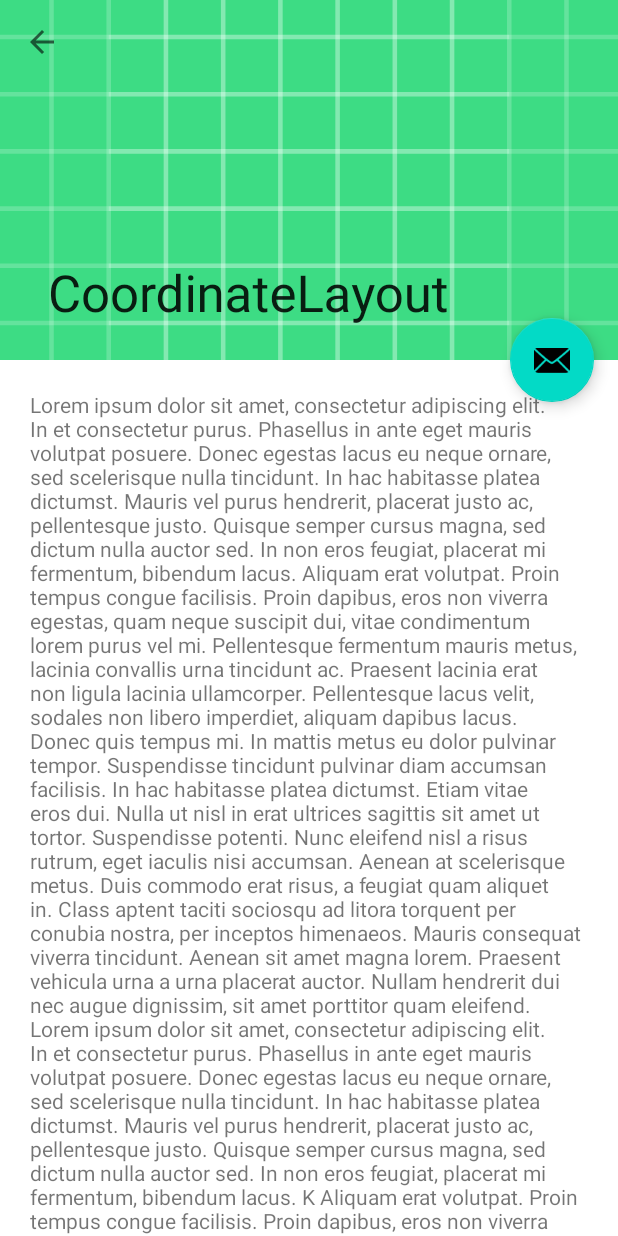
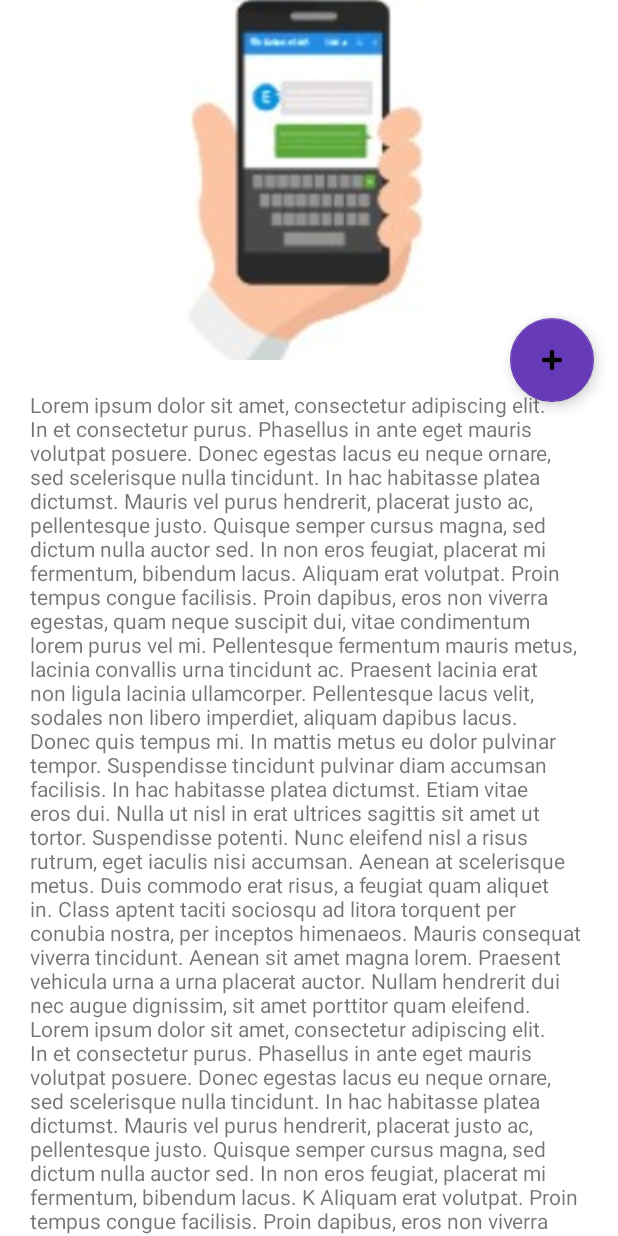
Before and after one commit to W0lFi3-IND/CoordinatorLayout-Implementation, an Android app: the ScrollLayout screen opened directly, with no data from a screen before it, on a phone screen of 412 x 824 dp. Run offline under Robolectric (Android 15) with nearby library versions, the phone set to English and light mode, and no system bars.

```diff
--- a/app/src/main/java/com/example/coordinatelayout/ScrollLayout.java
+++ b/app/src/main/java/com/example/coordinatelayout/ScrollLayout.java
@@ -15,5 +15,6 @@ public class ScrollLayout extends AppCompatActivity {
         setSupportActionBar((Toolbar) findViewById(R.id.toolbar));
         getSupportActionBar().setDisplayHomeAsUpEnabled(true);
         getSupportActionBar().setDisplayHomeAsUpEnabled(true);
+        getSupportActionBar().setTitle("");
     }
 }
--- a/app/src/main/res/layout/activity_layout_based.xml
+++ b/app/src/main/res/layout/activity_layout_based.xml
@@ -23,6 +23,7 @@
         android:layout_height="wrap_content"
         android:layout_gravity="bottom|end"
         android:layout_margin="10dp"
+        android:background="@color/colorPrimaryDark"
         app:srcCompat="@android:drawable/ic_input_add" />
 
 </androidx.coordinatorlayout.widget.CoordinatorLayout>
--- a/app/src/main/res/layout/activity_scroll_layout.xml
+++ b/app/src/main/res/layout/activity_scroll_layout.xml
@@ -19,28 +19,33 @@
         app:contentScrim="?attr/colorPrimary"
         app:layout_scrollFlags="scroll|exitUntilCollapsed"
         app:toolbarId="@+id/toolbar">
-    <androidx.appcompat.widget.AppCompatImageView
-        android:layout_width="match_parent"
-        android:layout_height="match_parent"
-        android:fitsSystemWindows="true"
-        android:scaleType="centerCrop"
-        android:src="@drawable/ic_launcher_background"
-        app:layout_collapseMode="parallax" />
+
         <androidx.appcompat.widget.Toolbar
             android:id="@+id/toolbar"
             android:layout_width="match_parent"
             android:layout_height="?attr/actionBarSize"
             app:layout_collapseMode="pin"
             app:popupTheme="@style/AppTheme.PopupOverlay" />
+
+        <androidx.appcompat.widget.AppCompatImageView
+            android:layout_width="match_parent"
+            android:layout_height="match_parent"
+            android:fitsSystemWindows="true"
+            android:scaleType="centerCrop"
+            android:src="@drawable/wolfie"
+            app:layout_collapseMode="parallax" />
     </com.google.android.material.appbar.CollapsingToolbarLayout>
     </com.google.android.material.appbar.AppBarLayout>
     <include layout="@layout/contentlayout" />
+
     <com.google.android.material.floatingactionbutton.FloatingActionButton
         android:id="@+id/fab"
         android:layout_width="wrap_content"
         android:layout_height="wrap_content"
         android:layout_margin="16dp"
+        android:background="@color/colorPrimaryDark"
+        app:backgroundTint="#673AB7"
         app:layout_anchor="@id/app_bar"
         app:layout_anchorGravity="bottom|end"
-        app:srcCompat="@android:drawable/ic_dialog_email" />
+        app:srcCompat="@android:drawable/ic_input_add" />
 </androidx.coordinatorlayout.widget.CoordinatorLayout>
--- a/app/src/main/res/values/colors.xml
+++ b/app/src/main/res/values/colors.xml
@@ -2,5 +2,5 @@
 <resources>
     <color name="colorPrimary">#6200EE</color>
     <color name="colorPrimaryDark">#3700B3</color>
-    <color name="colorAccent">#03DAC5</color>
+    <color name="colorAccent">#6200EE</color>
 </resources>
```
Also changed, not shown: app/src/main/res/drawable/wolfie.jpg (added). Lines whose indentation alone changed are shown as unchanged.
